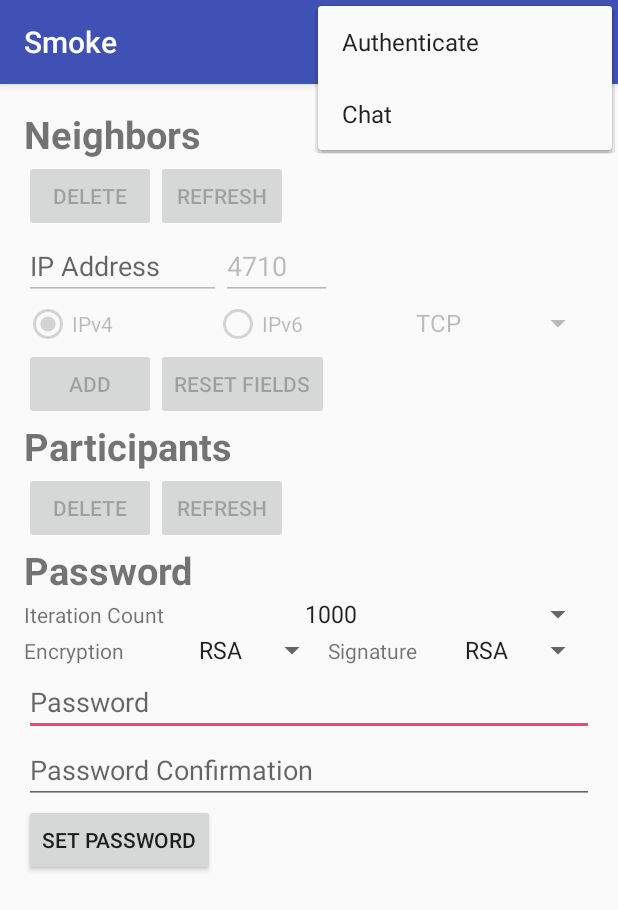
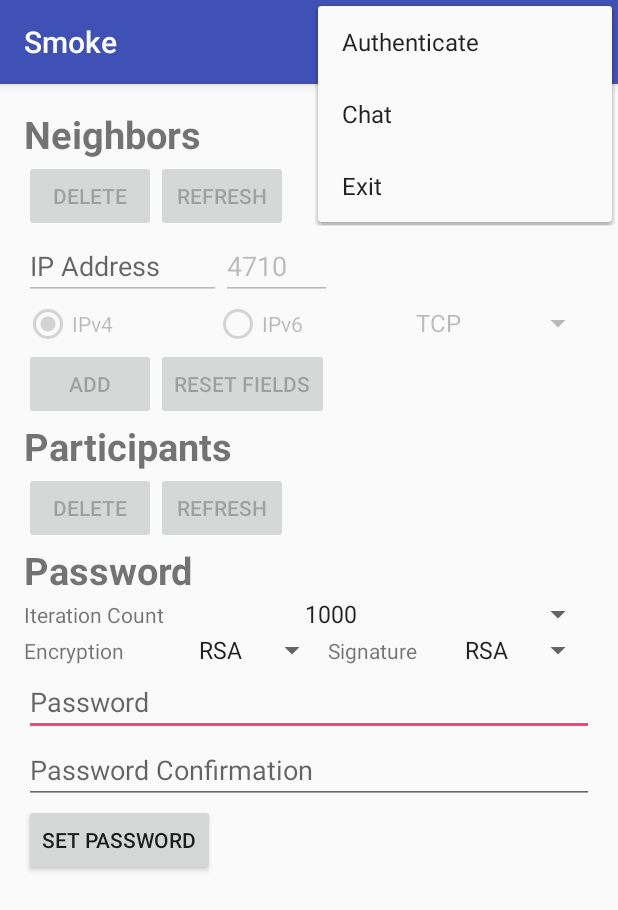
Before and after one commit to textbrowser/smoke, an Android app: the screen it shows after launch (Settings), with the options menu open, on a phone screen of 412 x 824 dp. Shown: the top 910 px of the screen. Run offline under Robolectric (Android 15) with nearby library versions, the phone set to English and light mode, and no system bars.

Commit message:
Exit menus.

```diff
--- a/Smoke/app/src/main/res/menu/authenticate_menu.xml
+++ b/Smoke/app/src/main/res/menu/authenticate_menu.xml
@@ -3,8 +3,10 @@
     <item
         android:orderInCategory="100"
         android:title="@string/action_settings"
-        app:showAsAction="never"
         android:id="@+id/action_settings" />
+    <item android:title="@string/authenticate_exit"
+        android:id="@+id/action_exit"
+        android:orderInCategory="101" />
     <item android:title="@string/chat"
         android:id="@+id/action_chat" />
 </menu>
--- a/Smoke/app/src/main/res/menu/chat_menu.xml
+++ b/Smoke/app/src/main/res/menu/chat_menu.xml
@@ -9,4 +9,7 @@
         android:orderInCategory="100"
         android:title="@string/action_settings"
         app:showAsAction="never" />
+    <item android:title="@string/chat_exit"
+        android:id="@+id/exit"
+        android:orderInCategory="101" />
 </menu>
--- a/Smoke/app/src/main/res/menu/settings_menu.xml
+++ b/Smoke/app/src/main/res/menu/settings_menu.xml
@@ -4,7 +4,10 @@
         android:id="@+id/action_authenticate" />
     <item
         android:id="@+id/action_chat"
-        android:orderInCategory="100"
+        android:orderInCategory="101"
         android:title="@string/chat"
         app:showAsAction="never" />
+    <item android:title="@string/settings_exit"
+        android:id="@+id/exit"
+        android:orderInCategory="102" />
 </menu>
--- a/Smoke/app/src/main/res/values/strings.xml
+++ b/Smoke/app/src/main/res/values/strings.xml
@@ -31,4 +31,7 @@
     <string name="refresh_participants">Refresh</string>
     <string name="encryption">Encryption</string>
     <string name="signature">Signature</string>
+    <string name="authenticate_exit">Exit</string>
+    <string name="chat_exit">Exit</string>
+    <string name="settings_exit">Exit</string>
 </resources>
```
